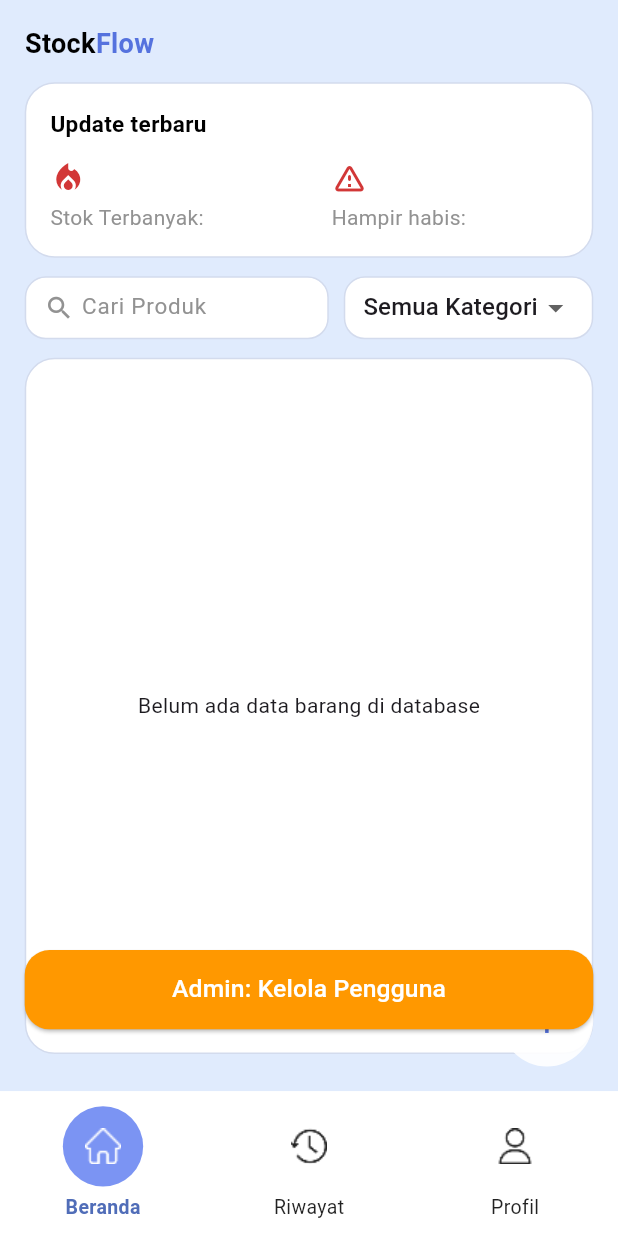
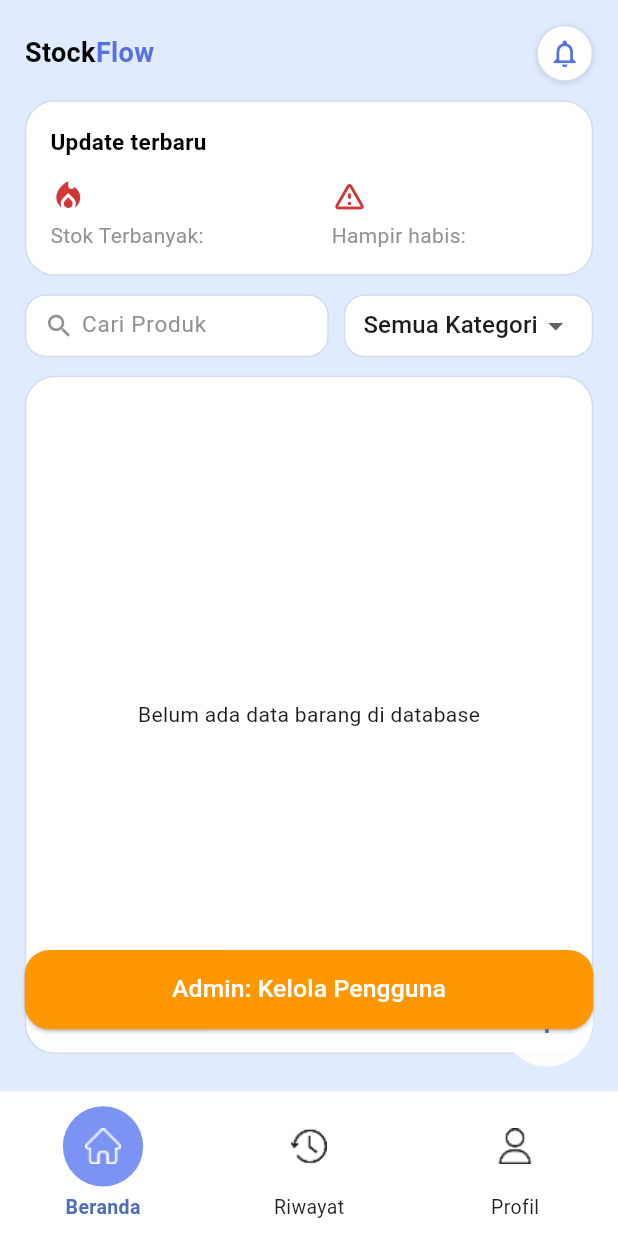
Before and after one commit to OrionZ12/StockFlow-tubes, a Flutter app: the HomeScreen screen opened by its route, on a phone screen of 412 x 824 dp. Run offline on Flutter 3.47's test engine with Material 3 defaults, Android fonts, the phone set to English and light mode, and no system bars; our stand-ins replace cloud_firestore, firebase_auth, firebase_core, go_router, google_sign_in; accounts and stored records are empty; Roboto replaces fonts that are missing (RobotoSerif).

Commit message:
tombol notif

```diff
--- a/lib/widget/header_widget.dart
+++ b/lib/widget/header_widget.dart
@@ -1,4 +1,6 @@
 import 'package:flutter/material.dart';
+import 'package:go_router/go_router.dart';
+import '../config/routes.dart';
 import '../theme/app_colors.dart';
 
 class HeaderWidget extends StatelessWidget {
@@ -6,9 +8,9 @@ class HeaderWidget extends StatelessWidget {
 
   @override
   Widget build(BuildContext context) {
-    return const Row(
+    return Row(
       children: [
-        Text(
+        const Text(
           "Stock",
           style: TextStyle(
             color: AppColors.textPrimary,
@@ -16,7 +18,7 @@ class HeaderWidget extends StatelessWidget {
             fontSize: 18,
           ),
         ),
-        Text(
+        const Text(
           "Flow",
           style: TextStyle(
             color: AppColors.blueMain,
@@ -24,6 +26,34 @@ class HeaderWidget extends StatelessWidget {
             fontSize: 18,
           ),
         ),
+
+        const Spacer(),
+
+        // 🔔 Tombol notifikasi (kanan atas)
+        GestureDetector(
+          onTap: () => context.go(AppRoutes.notification),
+          child: Container(
+            width: 38,
+            height: 38,
+            decoration: BoxDecoration(
+              color: Colors.white,
+              shape: BoxShape.circle,
+              border: Border.all(color: AppColors.softBorder),
+              boxShadow: const [
+                BoxShadow(
+                  color: Colors.black12,
+                  blurRadius: 3,
+                  offset: Offset(0, 1),
+                ),
+              ],
+            ),
+            child: const Icon(
+              Icons.notifications_none,
+              color: AppColors.blueMain,
+              size: 22,
+            ),
+          ),
+        ),
       ],
     );
   }
```
